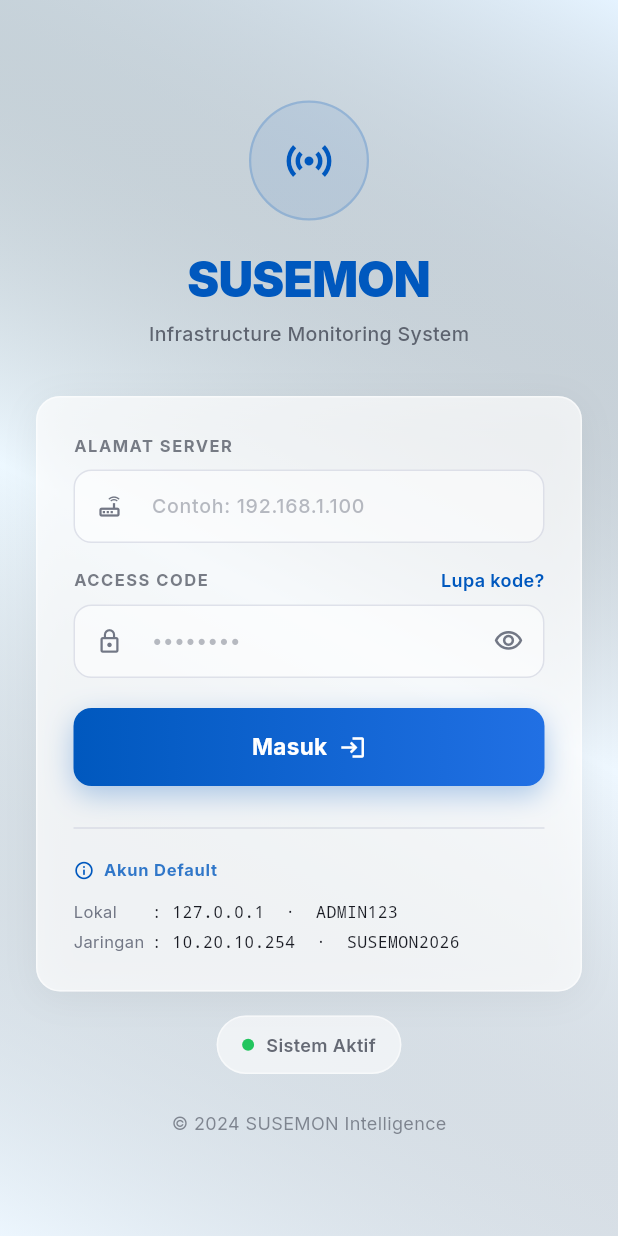
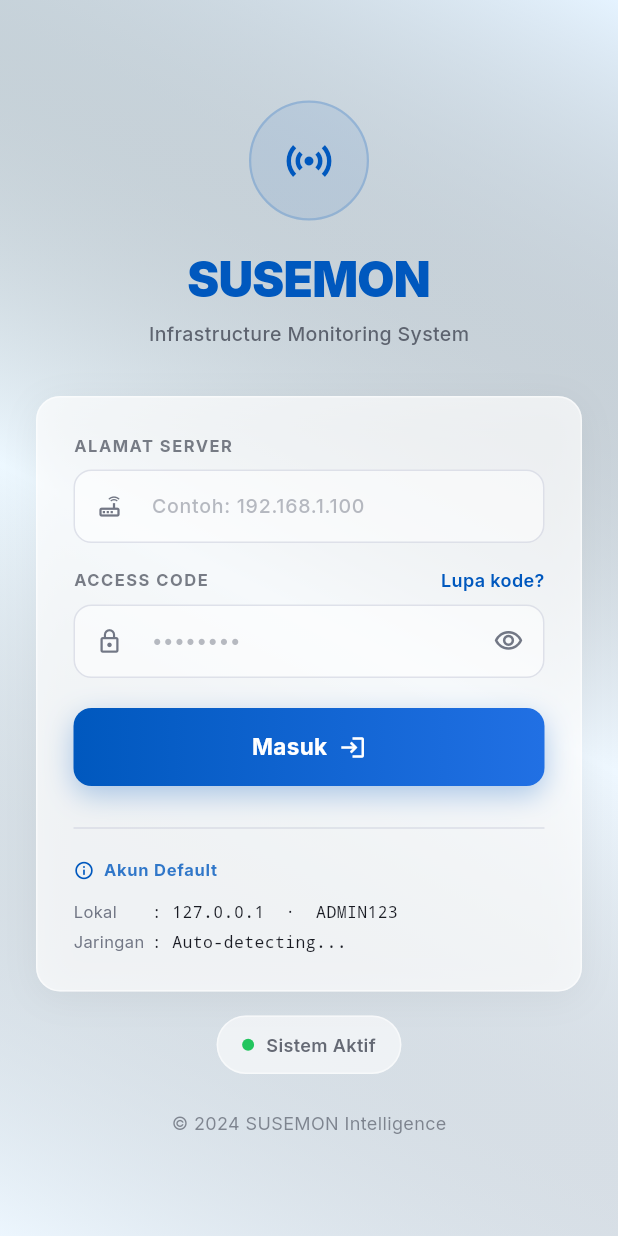
Before and after one commit to ssnhrii/susemon, a Flutter app: the screen it shows after launch, after a tap on "Lewati", on a phone screen of 412 x 824 dp. Run offline on Flutter 3.47's test engine with Material 3 defaults, Android fonts, the phone set to English and light mode, and no system bars; our stand-ins replace fl_chart, flutter_secure_storage, google_fonts.

Commit message:
feat: auto-detect IP on new device + backend/gateway offline indicator on node

```diff
--- a/mobile/lib/features/auth/login_screen.dart
+++ b/mobile/lib/features/auth/login_screen.dart
@@ -1,3 +1,6 @@
+import 'dart:async';
+import 'dart:convert';
+import 'dart:io';
 import 'package:flutter/material.dart';
 import 'package:flutter/services.dart';
 import 'package:provider/provider.dart';
@@ -15,25 +18,57 @@ class LoginScreen extends StatefulWidget {
 }
 
 class _LoginScreenState extends State<LoginScreen> {
-  final _ipCtrl = TextEditingController();
+  final _ipCtrl   = TextEditingController();
   final _codeCtrl = TextEditingController();
-  final _storage = const FlutterSecureStorage();
-  bool _obscure = true;
+  final _storage  = const FlutterSecureStorage();
+  bool _obscure   = true;
+  String _detectedIp = '';
+  RawDatagramSocket? _udpSocket;
 
   @override
   void initState() {
     super.initState();
     _storage.read(key: 'server_ip').then((ip) {
-      if (ip != null && ip.isNotEmpty && mounted) {
-        _ipCtrl.text = ip;
-      }
+      if (ip != null && ip.isNotEmpty && mounted) _ipCtrl.text = ip;
     });
+    _startUdpDiscovery();
+  }
+
+  /// UDP broadcast discovery — backend kirim beacon ke port 47808 setiap 5 detik
+  Future<void> _startUdpDiscovery() async {
+    try {
+      _udpSocket = await RawDatagramSocket.bind(
+        InternetAddress.anyIPv4, 47808,
+        reuseAddress: true,
+      );
+      _udpSocket!.broadcastEnabled = true;
+      _udpSocket!.listen((event) {
+        if (event == RawSocketEvent.read) {
+          final dg = _udpSocket!.receive();
+          if (dg == null) return;
+          try {
+            final msg = jsonDecode(utf8.decode(dg.data)) as Map<String, dynamic>;
+            if (msg['susemon'] == true) {
+              final ip = msg['ip'] as String? ?? '';
+              if (ip.isNotEmpty && ip != _detectedIp && mounted) {
+                setState(() => _detectedIp = ip);
+                // Auto-fill jika field kosong
+                if (_ipCtrl.text.isEmpty) _ipCtrl.text = ip;
+              }
+            }
+          } catch (_) {}
+        }
+      });
+    } catch (_) {
+      // UDP tidak tersedia di platform ini — tidak masalah
+    }
   }
 
   @override
   void dispose() {
     _ipCtrl.dispose();
     _codeCtrl.dispose();
+    _udpSocket?.close();
     super.dispose();
   }
 
@@ -298,7 +333,34 @@ class _LoginScreenState extends State<LoginScreen> {
           ),
           const SizedBox(height: 8),
           _hintRow('Lokal', '127.0.0.1  ·  ADMIN123'),
-          _hintRow('Jaringan', '10.20.10.254  ·  SUSEMON2026'),
+          _hintRow('Jaringan', _detectedIp.isNotEmpty ? '$_detectedIp  ·  SUSEMON2026' : 'Auto-detecting...'),
+          if (_detectedIp.isNotEmpty)
+            Padding(
+              padding: const EdgeInsets.only(top: 8),
+              child: TapScale(
+                onTap: () {
+                  setState(() => _ipCtrl.text = _detectedIp);
+                  HapticFeedback.selectionClick();
+                },
+                child: Container(
+                  width: double.infinity,
+                  padding: const EdgeInsets.symmetric(horizontal: 12, vertical: 8),
+                  decoration: BoxDecoration(
+                    color: AppColors.primary.withValues(alpha: 0.08),
+                    borderRadius: BorderRadius.circular(8),
+                    border: Border.all(color: AppColors.primary.withValues(alpha: 0.25)),
+                  ),
+                  child: Row(children: [
+                    const Icon(Icons.wifi_find_rounded, size: 14, color: AppColors.primary),
+                    const SizedBox(width: 8),
+                    Text('Gunakan IP terdeteksi: $_detectedIp',
+                        style: const TextStyle(fontSize: 11, color: AppColors.primary, fontWeight: FontWeight.w600)),
+                    const Spacer(),
+                    const Icon(Icons.arrow_forward_rounded, size: 13, color: AppColors.primary),
+                  ]),
+                ),
+              ),
+            ),
         ],
       ),
     );
```
Also changed, not shown: 4 other files.
